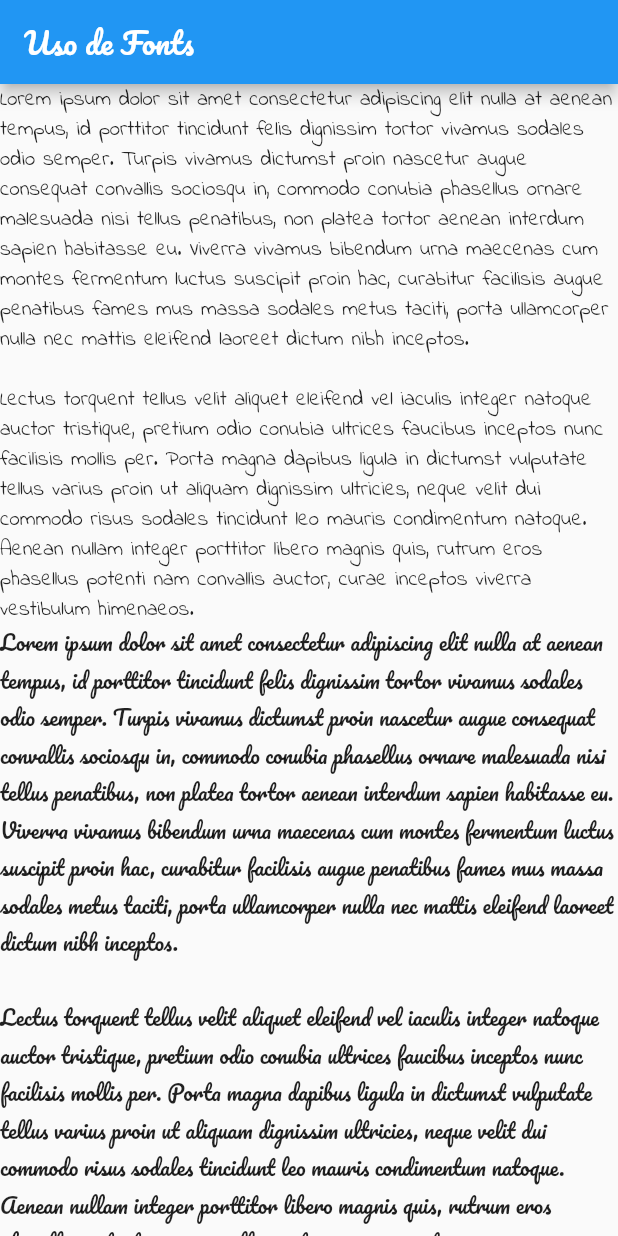
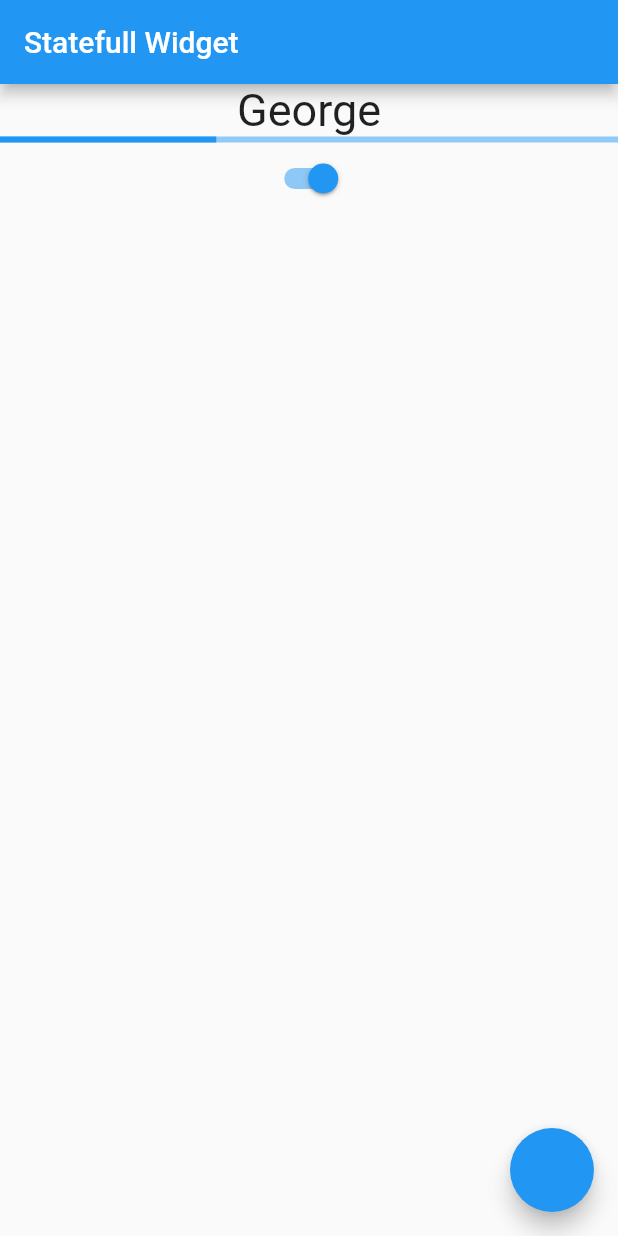
Before and after one commit to GaleanoJorge/my_app_flutter, a Flutter app: the screen it shows after launch, on a phone screen of 412 x 824 dp. Run offline on Flutter 3.47's test engine with Material 2 defaults, Android fonts, the phone set to English and light mode, and no system bars.

Commit message:
uso de stateful Widget

```diff
--- a/lib/main.dart
+++ b/lib/main.dart
@@ -1,3 +1,5 @@
+import 'dart:async';
+
 import 'package:flutter/material.dart';
 
 void main() => runApp(MyApp());
@@ -7,35 +9,94 @@ class MyApp extends StatelessWidget {
   Widget build(BuildContext context) {
     return MaterialApp(
       title: 'Material App',
-      theme: ThemeData(fontFamily: 'Pacifico'),
       home: MyHomePage(),
     );
   }
 }
 
-class MyHomePage extends StatelessWidget {
+class MyHomePage extends StatefulWidget {
   MyHomePage({Key? key}) : super(key: key);
+
+  @override
+  _MyHomePageState createState() => _MyHomePageState();
+}
+
+class _MyHomePageState extends State<MyHomePage> {
+  String name = 'Jorge';
+  double progressValue = 0.0;
+  bool swichValue = false;
+  bool isFull = false;
 
   @override
   Widget build(BuildContext context) {
     return Scaffold(
       appBar: AppBar(
-        title: Text('Uso de Fonts'),
+        title: Text('Statefull Widget'),
       ),
-      body: ListView(
-        children: <Widget>[
-          Text(
-            '''Lorem ipsum dolor sit amet consectetur adipiscing elit nulla at aenean tempus, id porttitor tincidunt felis dignissim tortor vivamus sodales odio semper. Turpis vivamus dictumst proin nascetur augue consequat convallis sociosqu in, commodo conubia phasellus ornare malesuada nisi tellus penatibus, non platea tortor aenean interdum sapien habitasse eu. Viverra vivamus bibendum urna maecenas cum montes fermentum luctus suscipit proin hac, curabitur facilisis augue penatibus fames mus massa sodales metus taciti, porta ullamcorper nulla nec mattis eleifend laoreet dictum nibh inceptos.
-
-Lectus torquent tellus velit aliquet eleifend vel iaculis integer natoque auctor tristique, pretium odio conubia ultrices faucibus inceptos nunc facilisis mollis per. Porta magna dapibus ligula in dictumst vulputate tellus varius proin ut aliquam dignissim ultricies, neque velit dui commodo risus sodales tincidunt leo mauris condimentum natoque. Aenean nullam integer porttitor libero magnis quis, rutrum eros phasellus potenti nam convallis auctor, curae inceptos viverra vestibulum himenaeos.''',
-            style: TextStyle(fontFamily: 'IndieFlower'),
-          ),
-          Text('''Lorem ipsum dolor sit amet consectetur adipiscing elit nulla at aenean tempus, id porttitor tincidunt felis dignissim tortor vivamus sodales odio semper. Turpis vivamus dictumst proin nascetur augue consequat convallis sociosqu in, commodo conubia phasellus ornare malesuada nisi tellus penatibus, non platea tortor aenean interdum sapien habitasse eu. Viverra vivamus bibendum urna maecenas cum montes fermentum luctus suscipit proin hac, curabitur facilisis augue penatibus fames mus massa sodales metus taciti, porta ullamcorper nulla nec mattis eleifend laoreet dictum nibh inceptos.
-
-Lectus torquent tellus velit aliquet eleifend vel iaculis integer natoque auctor tristique, pretium odio conubia ultrices faucibus inceptos nunc facilisis mollis per. Porta magna dapibus ligula in dictumst vulputate tellus varius proin ut aliquam dignissim ultricies, neque velit dui commodo risus sodales tincidunt leo mauris condimentum natoque. Aenean nullam integer porttitor libero magnis quis, rutrum eros phasellus potenti nam convallis auctor, curae inceptos viverra vestibulum himenaeos.''',
-            style: TextStyle(fontFamily: 'Pacifico'),),
-        ],
+      body: Center(
+        child: Column(
+          children: [
+            Text(
+              this.name,
+              style: TextStyle(fontSize: 30),
+            ),
+            LinearProgressIndicator(
+              value: this.progressValue,
+            ),
+            Switch(
+                value: this.swichValue,
+                onChanged: (value) {
+                  setState(() {
+                    this.swichValue = value;
+                  });
+                }),
+          ],
+        ),
+      ),
+      floatingActionButton: FloatingActionButton(
+        onPressed: chageName,
       ),
     );
   }
+
+  void chageName() {
+    setState(() {
+      if (name == 'Jorge') {
+        name = 'George';
+      } else {
+        name = 'Jorge';
+      }
+
+      if (progressValue < 1 && !isFull) {
+        progressValue += 0.05;
+      } else {
+        this.isFull = true;
+      }
+
+      if (progressValue > 0 && isFull) {
+        progressValue -= 0.05;
+      } else {
+        isFull = false;
+      }
+
+      this.swichValue = !swichValue;
+    });
+  }
+
+  /**Antes de dibujar por prmera vez se ejecuta el método initState */
+  @override
+  void initState() {
+    // TODO: implement initState
+    super.initState();
+    Timer.periodic(Duration(seconds: 1), (timer) {
+      chageName();
+    });
+  }
+
+  /**Cuando el Widget es destruido se ejecuta el método dispose */
+  @override
+  void dispose() {
+    // TODO: implement dispose
+    super.dispose();
+  }
 }
```
